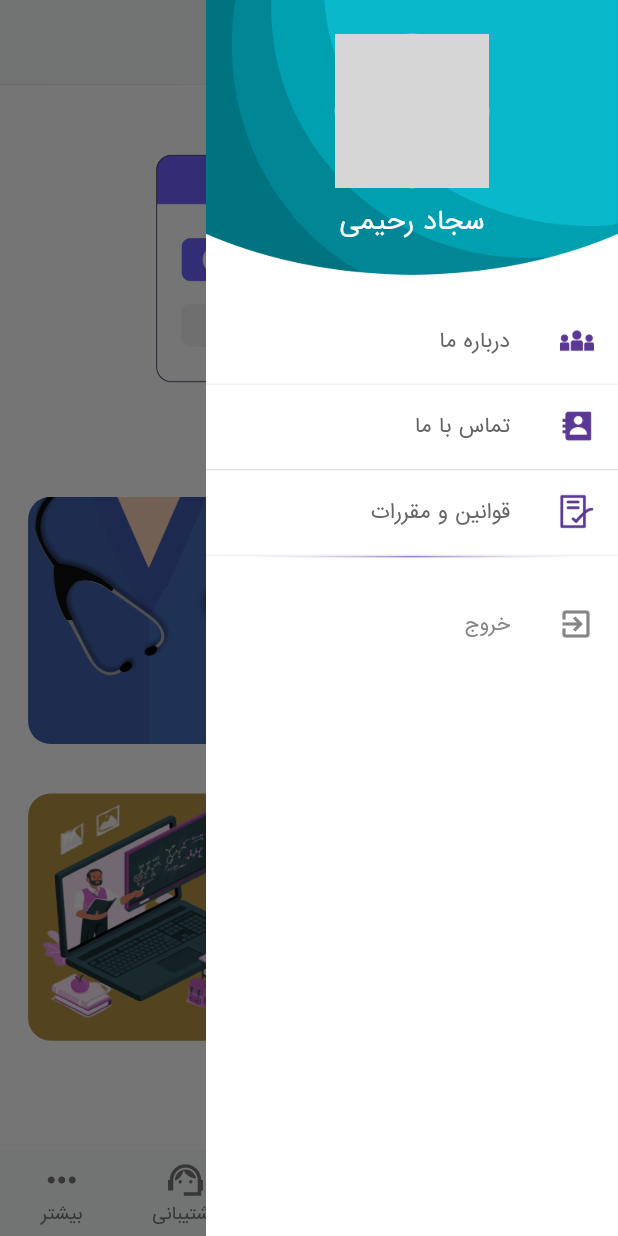
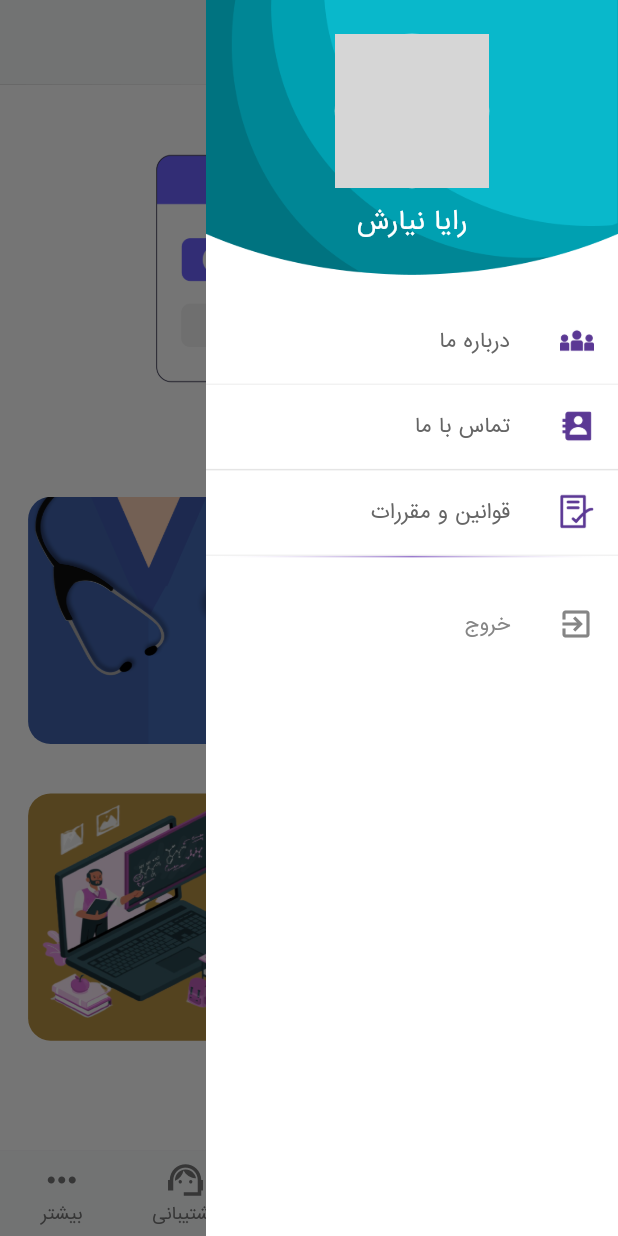
Before and after one commit to SajadRahimi1/rayaniyaresh, a Flutter app: the MainScreen screen opened directly, after a tap on the "menu" icon, on a phone screen of 412 x 824 dp. Run offline on Flutter 3.47's test engine with Material 2 defaults, Android fonts, the phone set to English and light mode, and no system bars; our stand-ins replace carousel_slider, flutter_spinkit, get, lottie; missing offline and left inert: persian_datetime_picker, persian_number_utility; network calls fail; grey boxes are pictures that could not be loaded.

Commit message:
change temp name

```diff
--- a/lib/views/pages/home/profile_screen.dart
+++ b/lib/views/pages/home/profile_screen.dart
@@ -35,7 +35,7 @@ class ProfileScreen extends StatelessWidget {
                         height: Get.height / 35,
                       ),
                       ProfileTextInput(
-                        controller: TextEditingController(text: "سجاد"),
+                        controller: TextEditingController(text: "رایا"),
                         text: "نام",
                         icon: const Icon(Icons.person),
                       ),
@@ -43,7 +43,7 @@ class ProfileScreen extends StatelessWidget {
                         height: Get.height / 55,
                       ),
                       ProfileTextInput(
-                        controller: TextEditingController(text: "رحیمی"),
+                        controller: TextEditingController(text: "نیارش"),
                         text: "نام خانوادگی",
                         icon: const Icon(Icons.person),
                       ),
@@ -52,7 +52,7 @@ class ProfileScreen extends StatelessWidget {
                       ),
                       ProfileTextInput(
                         text: "شماره تلفن",
-                        controller: TextEditingController(text: "09214961842"),
+                        controller: TextEditingController(text: "0912123456"),
                         icon: const Icon(Icons.phone),
                         enable: false,
                       ),
--- a/lib/views/widgets/menu.dart
+++ b/lib/views/widgets/menu.dart
@@ -51,7 +51,7 @@ class Menu extends StatelessWidget {
                             Padding(
                               padding: const EdgeInsets.only(top: 8.0),
                               child: Text(
-                                "سجاد رحیمی",
+                                "رایا نیارش",
                                 style: TextStyle(
                                     color: Colors.white,
                                     fontSize:
--- a/lib/views/widgets/nurse_widget.dart
+++ b/lib/views/widgets/nurse_widget.dart
@@ -1,7 +1,7 @@
 import 'package:flutter/material.dart';
 
 class NurseWidget extends StatelessWidget {
-  const NurseWidget({Key? key, this.onTap,this.evalation}) : super(key: key);
+  const NurseWidget({Key? key, this.onTap, this.evalation}) : super(key: key);
   final void Function()? onTap;
   final double? evalation;
   @override
@@ -45,7 +45,7 @@ class NurseWidget extends StatelessWidget {
                     children: [
                       // name
                       Text(
-                        "آقای سجاد رحیمی",
+                        "رایا نیارش",
                         style: TextStyle(
                           color: Color(0xff000000),
                           fontWeight: FontWeight.bold,
```
Also changed, not shown: lib/main.dart (+0 -10 lines).
